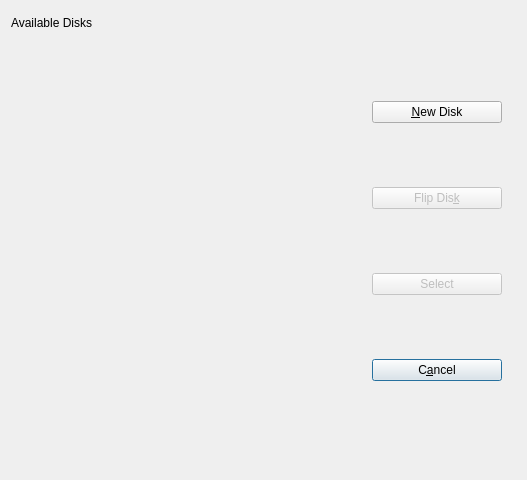
Before: the Qt Designer form src/navigator/ui/selectemulateddiskdialog.ui in mannd/epsimulator, drawn with Qt 5.
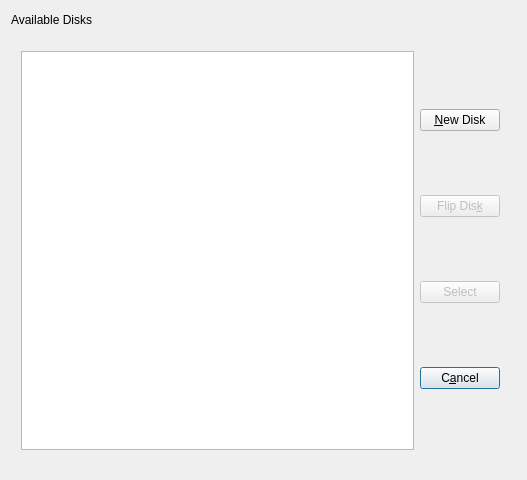
After: the same form once the commit is applied. Custom widgets are drawn as their Qt base class.

Commit message: r492@Sluggo:  mannd | 2007-10-27 21:16:02 -0400  working on selectstudyconfigdialog  r493@Sluggo:  mannd | 2007-10-27 21:47:23 -0400  made filtercatalog dialog appear, but filtering not working right.  Also, catalog combobox  freezes sometimes  r494@Sluggo:  mannd | 2007-10-27 22:04:30 -0400  CatalogComboBox now all qt4

Patch:
```diff
--- a/src/navigator/ui/selectemulateddiskdialog.ui
+++ b/src/navigator/ui/selectemulateddiskdialog.ui
@@ -15,22 +15,49 @@
   <property name="windowTitle" >
    <string>Select Disk</string>
   </property>
-  <widget class="QWidget" name="layout5" >
+  <widget class="QLabel" name="textLabel1" >
    <property name="geometry" >
     <rect>
-     <x>372</x>
-     <y>43</y>
-     <width>130</width>
-     <height>400</height>
+     <x>11</x>
+     <y>11</y>
+     <width>201</width>
+     <height>18</height>
     </rect>
    </property>
+   <property name="text" >
+    <string>Available Disks</string>
+   </property>
+  </widget>
+  <widget class="QWidget" name="layoutWidget" >
+   <property name="geometry" >
+    <rect>
+     <x>10</x>
+     <y>40</y>
+     <width>501</width>
+     <height>421</height>
+    </rect>
+   </property>
+   <layout class="QGridLayout" >
+    <item row="0" column="0" >
+     <widget class="QListWidget" name="labelListWidget" />
+    </item>
+    <item row="0" column="1" >
    <layout class="QVBoxLayout" >
-    <property name="margin" >
-     <number>0</number>
-    </property>
     <property name="spacing" >
      <number>6</number>
     </property>
+      <property name="leftMargin" >
+       <number>0</number>
+      </property>
+      <property name="topMargin" >
+       <number>0</number>
+      </property>
+      <property name="rightMargin" >
+       <number>0</number>
+      </property>
+      <property name="bottomMargin" >
+       <number>0</number>
+      </property>
     <item>
      <widget class="QPushButton" name="newDiskPushButton" >
       <property name="text" >
@@ -78,42 +105,12 @@
      </widget>
     </item>
    </layout>
-  </widget>
-  <widget class="QLabel" name="textLabel1" >
-   <property name="geometry" >
-    <rect>
-     <x>11</x>
-     <y>11</y>
-     <width>578</width>
-     <height>23</height>
-    </rect>
-   </property>
-   <property name="text" >
-    <string>Available Disks</string>
-   </property>
-  </widget>
-  <widget class="Q3ListBox" name="labelListBox" >
-   <property name="geometry" >
-    <rect>
-     <x>12</x>
-     <y>45</y>
-     <width>340</width>
-     <height>400</height>
-    </rect>
-   </property>
+    </item>
+   </layout>
   </widget>
  </widget>
  <layoutdefault spacing="6" margin="11" />
  <pixmapfunction>qPixmapFromMimeSource</pixmapfunction>
- <customwidgets>
-  <customwidget>
-   <class>Q3ListBox</class>
-   <extends></extends>
-   <header>q3listbox.h</header>
-   <container>0</container>
-   <pixmap></pixmap>
-  </customwidget>
- </customwidgets>
  <resources/>
  <connections>
   <connection>
```
Left out of the diff: 19 changed lines with no effect on the pictures. Lines whose indentation alone changed are shown as unchanged. The commit also changes 10 other files.
